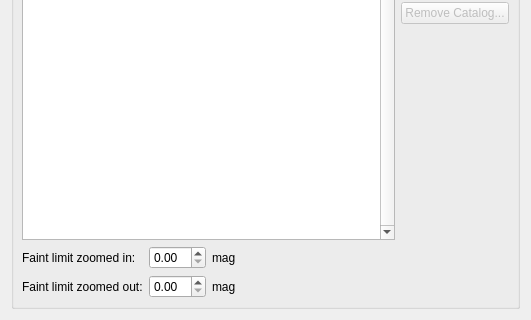
This is kstars/options/opscatalog.ui in KDE/kstars as Qt 5 draws it before an edit; both pictures show x 0 to 531 and y 366 to 686 of the 531 by 686 pixel window. The edited form follows.
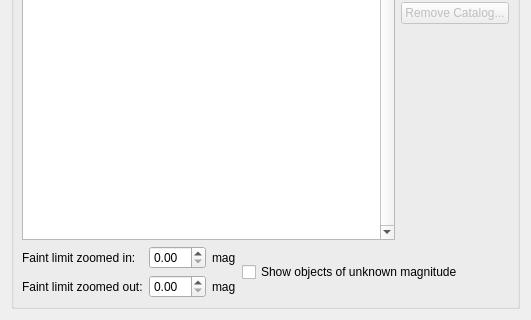
This is the edited form. Custom widgets are drawn as their Qt base class.

Commit message: Add option to toggle display of deep-sky objects of unknown magnitude

```diff
--- a/kstars/options/opscatalog.ui
+++ b/kstars/options/opscatalog.ui
@@ -598,6 +598,13 @@
           </item>
          </layout>
         </item>
+        <item>
+         <widget class="QCheckBox" name="kcfg_ShowUnknownMagObjects">
+          <property name="text">
+           <string>Show objects of unknown magnitude</string>
+          </property>
+         </widget>
+        </item>
         <item>
          <spacer>
           <property name="orientation">
```
The commit also changes 2 other files.
